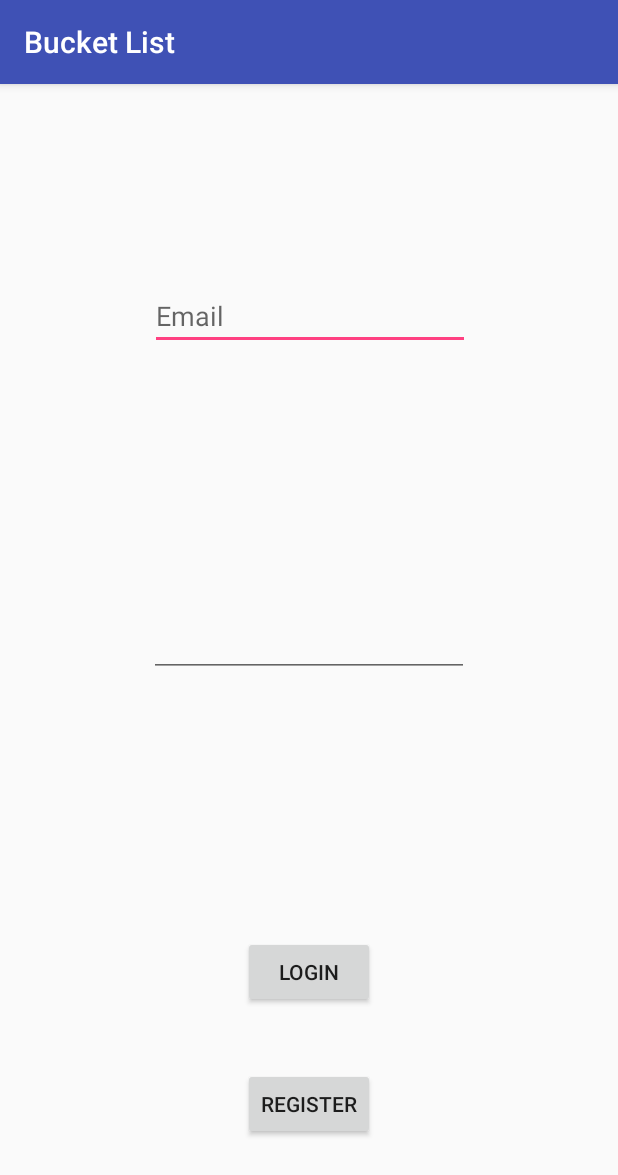
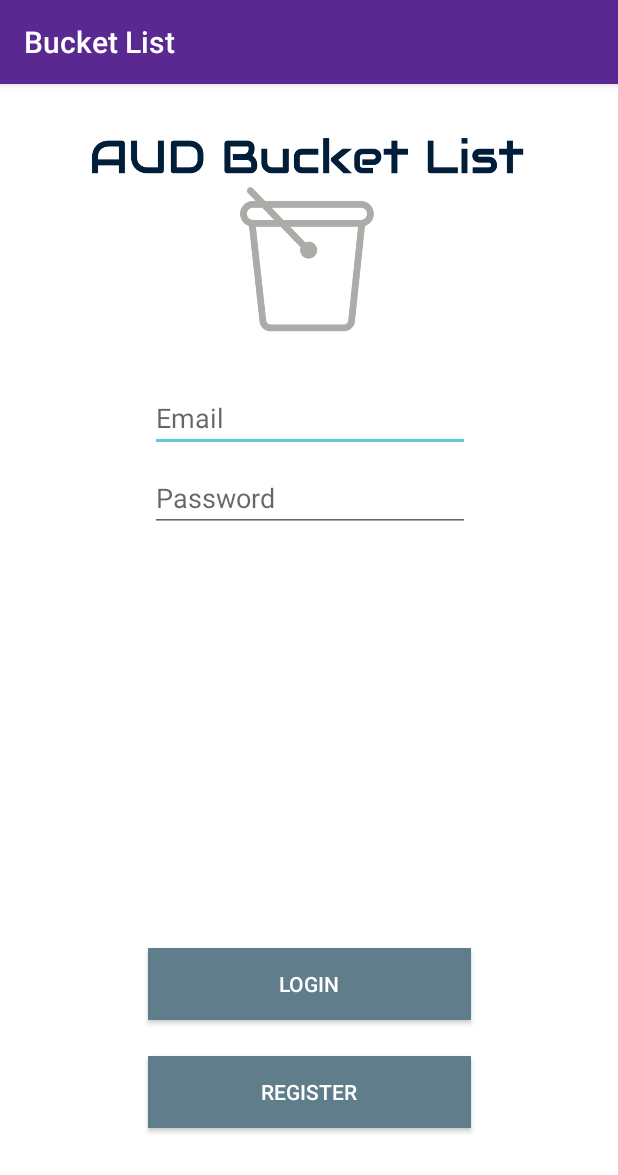
Before and after one commit to AUD-Mobile-App/project-milestone-1-omarica, an Android app: the screen it shows after launch (LoginActivity), on a phone screen of 412 x 824 dp. Shown: the top 1175 px of the screen. Run offline under Robolectric (Android 15) with nearby library versions, the phone set to English and light mode, and no system bars; our stand-ins replace Firebase (no records; nobody signed in at launch, a user with empty details on screens opened directly).

Commit message:
Enhanced LoginActivity Layout. Added Firebase Database to ListActivity

```diff
--- a/app/build.gradle
+++ b/app/build.gradle
@@ -21,11 +21,13 @@ android {
 dependencies {
     compile 'com.google.firebase:firebase-core:11.8.0'
     compile 'com.google.firebase:firebase-auth:11.8.0'
+    compile 'com.google.firebase:firebase-database:11.8.0'
     implementation fileTree(dir: 'libs', include: ['*.jar'])
     implementation 'com.android.support:appcompat-v7:26.1.0'
     implementation 'com.android.support.constraint:constraint-layout:1.0.2'
     testImplementation 'junit:junit:4.12'
     androidTestImplementation 'com.android.support.test:runner:1.0.1'
     androidTestImplementation 'com.android.support.test.espresso:espresso-core:3.0.1'
+    implementation 'com.android.support:cardview-v7:26.1.0'
 }
 apply plugin: 'com.google.gms.google-services'
--- a/app/src/main/java/com/omarica/bucketlist/ListActivity.java
+++ b/app/src/main/java/com/omarica/bucketlist/ListActivity.java
@@ -5,13 +5,30 @@ import android.support.v7.app.AppCompatActivity;
 import android.os.Bundle;
 import android.widget.Toast;
 
+import com.google.firebase.auth.FirebaseAuth;
+import com.google.firebase.auth.FirebaseUser;
+import com.google.firebase.database.DatabaseReference;
+import com.google.firebase.database.FirebaseDatabase;
+
 public class ListActivity extends AppCompatActivity {
+    private FirebaseAuth mAuth;
+    private FirebaseUser user;
+    FirebaseDatabase database;
+    DatabaseReference myRef ;
 
     @Override
     protected void onCreate(Bundle savedInstanceState) {
         super.onCreate(savedInstanceState);
         setContentView(R.layout.activity_list);
-        Intent intent = getIntent();
-        Toast.makeText(this, intent.getStringExtra("User"), Toast.LENGTH_SHORT).show();
+        //Intent intent = getIntent();
+
+        mAuth = FirebaseAuth.getInstance();
+        user = mAuth.getCurrentUser();
+        Toast.makeText(this, user.getUid(), Toast.LENGTH_SHORT).show();
+
+        database = FirebaseDatabase.getInstance();
+        myRef = database.getReference(user.getUid());
+
+
     }
 }
--- a/app/src/main/java/com/omarica/bucketlist/LoginActivity.java
+++ b/app/src/main/java/com/omarica/bucketlist/LoginActivity.java
@@ -27,6 +27,8 @@ public class LoginActivity extends AppCompatActivity {
     private FirebaseAuth mAuth;
     private Button loginButton;
     private ProgressBar mProgressBar;
+
+
     @Override
     protected void onCreate(Bundle savedInstanceState) {
         super.onCreate(savedInstanceState);
@@ -36,6 +38,11 @@ public class LoginActivity extends AppCompatActivity {
         loginButton = findViewById(R.id.loginButton);
         mAuth = FirebaseAuth.getInstance();
 
+        /*
+        if(mAuth.getCurrentUser()!=null){
+            Intent intent = new Intent(LoginActivity.this, ListActivity.class);
+            startActivity(intent);
+        } */
         mProgressBar =  (ProgressBar)findViewById(R.id.progressBar);
         mProgressBar.setVisibility(View.INVISIBLE);
 
@@ -50,6 +57,9 @@ public class LoginActivity extends AppCompatActivity {
                 }
                 else {
                     Toast.makeText(LoginActivity.this, "Invalid Credentials", Toast.LENGTH_SHORT).show();
+
+                    loginButton.setVisibility(View.VISIBLE);
+                    mProgressBar.setVisibility(View.INVISIBLE);
                 }
 
             }
--- a/app/src/main/res/layout/activity_login.xml
+++ b/app/src/main/res/layout/activity_login.xml
@@ -5,6 +5,7 @@
     xmlns:tools="http://schemas.android.com/tools"
     android:layout_width="match_parent"
     android:layout_height="match_parent"
+    android:background="@android:color/white"
     tools:context="com.omarica.bucketlist.LoginActivity">
 
     <EditText
@@ -13,7 +14,7 @@
         android:layout_height="wrap_content"
         android:layout_marginEnd="8dp"
         android:layout_marginStart="8dp"
-        android:layout_marginTop="132dp"
+        android:layout_marginTop="200dp"
         android:ems="10"
         android:hint="Email"
         android:inputType="textPersonName"
@@ -31,49 +32,71 @@
         android:layout_marginStart="8dp"
         android:layout_marginTop="8dp"
         android:ems="10"
+        android:hint="Password"
         android:inputType="textPassword"
         app:layout_constraintBottom_toTopOf="@+id/loginButton"
         app:layout_constraintEnd_toEndOf="parent"
+        app:layout_constraintHorizontal_bias="0.503"
         app:layout_constraintStart_toStartOf="parent"
-        app:layout_constraintTop_toBottomOf="@+id/emailEditText"/>
+        app:layout_constraintTop_toBottomOf="@+id/emailEditText"
+        app:layout_constraintVertical_bias="0.0"/>
 
     <Button
         android:id="@+id/registerButton"
-        android:layout_width="wrap_content"
+        android:layout_width="215dp"
         android:layout_height="wrap_content"
-        android:layout_marginBottom="64dp"
+        android:layout_marginBottom="72dp"
         android:layout_marginEnd="8dp"
         android:layout_marginStart="8dp"
+        android:background="#607D8B"
         android:text="Register"
+        android:textColor="@android:color/white"
         app:layout_constraintBottom_toBottomOf="parent"
         app:layout_constraintEnd_toEndOf="parent"
-        app:layout_constraintStart_toStartOf="parent"
-        />
+        app:layout_constraintHorizontal_bias="0.503"
+        app:layout_constraintStart_toStartOf="parent"/>
 
     <Button
         android:id="@+id/loginButton"
-        android:layout_width="wrap_content"
+        android:layout_width="215dp"
         android:layout_height="wrap_content"
-        android:layout_marginBottom="40dp"
+        android:layout_marginBottom="24dp"
         android:layout_marginEnd="8dp"
         android:layout_marginStart="8dp"
+        android:background="#607D8B"
         android:text="Login"
+        android:textColor="@android:color/white"
         app:layout_constraintBottom_toTopOf="@+id/registerButton"
         app:layout_constraintEnd_toEndOf="parent"
         app:layout_constraintStart_toStartOf="parent"/>
+
     <ProgressBar
         android:id="@+id/progressBar"
         style="?android:attr/progressBarStyle"
-        android:elevation="2dp"
         android:layout_width="wrap_content"
         android:layout_height="wrap_content"
+        android:layout_marginBottom="8dp"
+        android:layout_marginLeft="8dp"
+        android:layout_marginRight="8dp"
+        android:layout_marginTop="8dp"
+        android:elevation="2dp"
+        app:layout_constraintBottom_toBottomOf="@+id/loginButton"
+        app:layout_constraintLeft_toLeftOf="@+id/loginButton"
+        app:layout_constraintRight_toRightOf="@+id/loginButton"
         app:layout_constraintTop_toTopOf="@+id/loginButton"
+        app:layout_constraintVertical_bias="0.5"/>
+
+    <ImageView
+        android:id="@+id/imageView"
+        android:layout_width="300dp"
+        android:layout_height="150dp"
+        android:layout_marginBottom="8dp"
+        android:layout_marginEnd="8dp"
+        android:layout_marginStart="8dp"
         android:layout_marginTop="8dp"
-        app:layout_constraintBottom_toBottomOf="@+id/loginButton"
-        android:layout_marginBottom="8dp"
-        app:layout_constraintVertical_bias="0.5"
-        android:layout_marginLeft="8dp"
-        app:layout_constraintLeft_toLeftOf="@+id/loginButton"
-        android:layout_marginRight="8dp"
-        app:layout_constraintRight_toRightOf="@+id/loginButton"/>
+        app:layout_constraintBottom_toTopOf="@+id/emailEditText"
+        app:layout_constraintEnd_toEndOf="parent"
+        app:layout_constraintStart_toStartOf="parent"
+        app:layout_constraintTop_toTopOf="parent"
+        app:srcCompat="@drawable/aud_bucket_list_gray"/>
 </android.support.constraint.ConstraintLayout>
--- a/app/src/main/res/values/colors.xml
+++ b/app/src/main/res/values/colors.xml
@@ -1,6 +1,6 @@
 <?xml version="1.0" encoding="utf-8"?>
 <resources>
-    <color name="colorPrimary">#3F51B5</color>
-    <color name="colorPrimaryDark">#303F9F</color>
-    <color name="colorAccent">#FF4081</color>
+    <color name="colorPrimary">#592891</color>
+    <color name="colorPrimaryDark">#361858</color>
+    <color name="colorAccent">#5cccda</color>
 </resources>
```
Also changed, not shown: app/src/main/res/drawable/aud_bucket_list.png (added), app/src/main/res/drawable/aud_bucket_list_gray.png (added).
